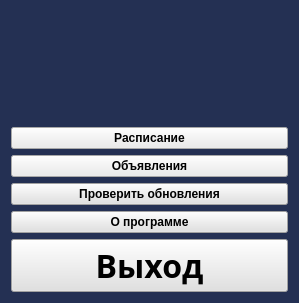
Before: the Qt Designer form ui/main_menu.ui in Ulbandus/e-school, drawn with Qt 5.
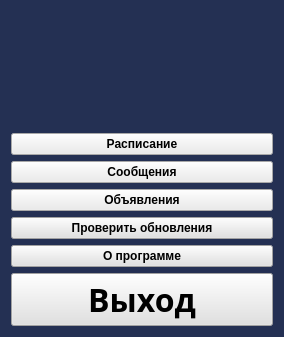
After: the same form once the commit is applied.

Commit message: Big update 	modified:   db/user_data.db 	modified:   e-school.py 	modified:   settings.ini 	modified:   ui/diary.ui 	modified:   ui/main_menu.ui 	new file:   ui/messages_window.ui 	modified:   updater.py

```diff
--- a/ui/main_menu.ui
+++ b/ui/main_menu.ui
@@ -6,8 +6,8 @@
    <rect>
     <x>0</x>
     <y>0</y>
-    <width>299</width>
-    <height>303</height>
+    <width>284</width>
+    <height>337</height>
    </rect>
   </property>
   <property name="font">
@@ -64,6 +64,26 @@
        </property>
       </widget>
      </item>
+     <item>
+      <widget class="QPushButton" name="messages_button">
+       <property name="font">
+        <font>
+         <weight>75</weight>
+         <bold>true</bold>
+        </font>
+       </property>
+       <property name="cursor">
+        <cursorShape>PointingHandCursor</cursorShape>
+       </property>
+       <property name="styleSheet">
+        <string notr="true">background-color: rgb(235, 235, 235);
+color: rgb(0, 0, 0);</string>
+       </property>
+       <property name="text">
+        <string>Сообщения</string>
+       </property>
+      </widget>
+     </item>
      <item>
       <widget class="QPushButton" name="announcements_button">
        <property name="font">
```
Left out of the diff: 3 changed lines with no effect on the pictures. The commit also changes 6 other files.
